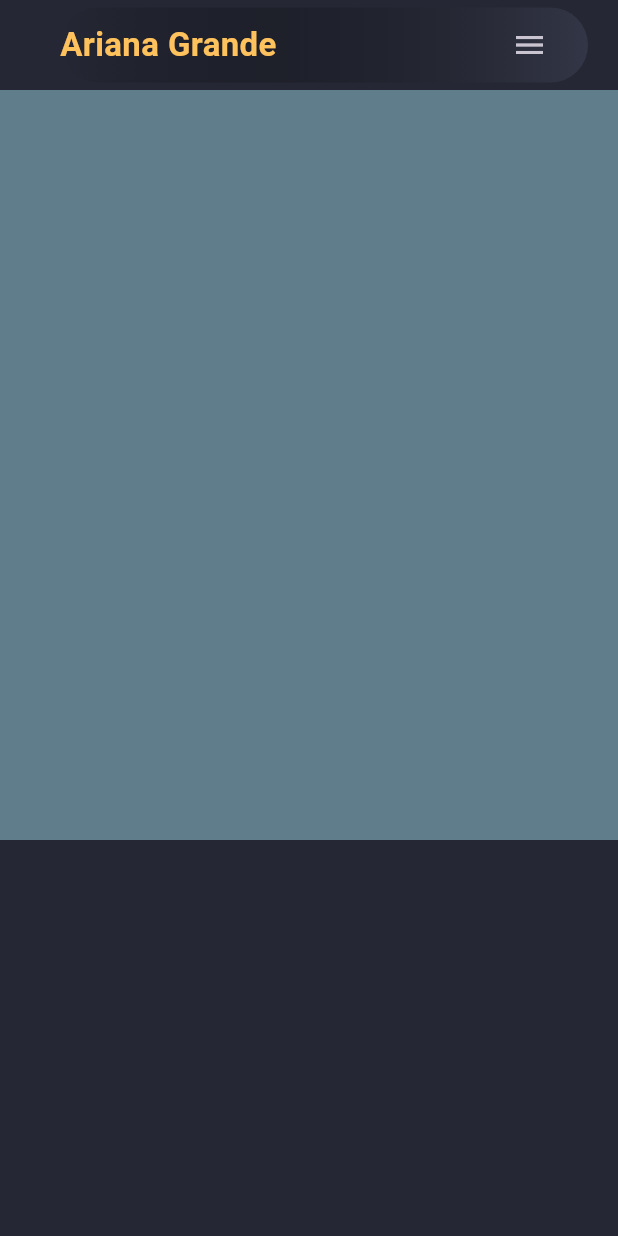
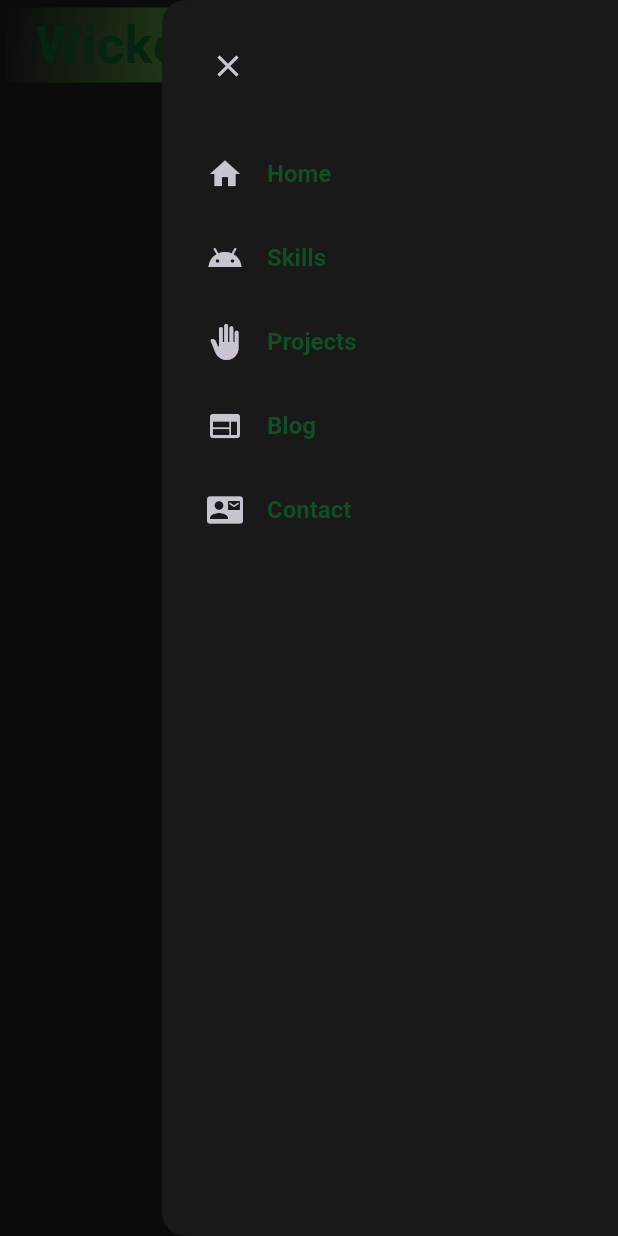
Before and after one commit to ArisEspino/My-First-Project---Flutter, a Flutter app: the screen it shows after launch, with the side drawer open (before the commit the screen has no drawer), on a phone screen of 412 x 824 dp. Run offline on Flutter 3.47's test engine with Material 3 defaults, Android fonts, the phone set to English and light mode, and no system bars.

Commit message:
Fixing bugs

```diff
--- a/lib/constant/colors.dart
+++ b/lib/constant/colors.dart
@@ -1,13 +1,10 @@
 import 'dart:ui';
 
-class CustomColor {
-  static const Color scaffoldBg = Color(0xff252734);
-  static const Color bgLight1 = Color(0xff333646);
-  static const Color bgLight2 = Color(0xff424657);
-  static const Color textFieldBg = Color(0xffC8C9CE);
-  static const Color hintDark = Color(0xff666874);
-  static const Color yellowSecondary = Color(0xffFFC25C);
-  static const Color yellowPrimary = Color(0xffFFAF29);
-  static const Color whitePrimary = Color(0xffffffff);
-  static const Color whiteSecondary = Color(0xffC8C9CE);
+class WickedColors {
+  static const Color scaffoldBg = Color(0xff191919);  // Fondo negro/gris oscuro
+  static const Color navbarGreen = Color(0xff104F24);  // Verde oscuro
+  static const Color navbarLightGreen = Color(0xff6DBF4A);  // Verde claro
+  static const Color navbarPink = Color(0xffE45BA2);  // Rosa intenso
+  static const Color textPrimary = Color(0xffFFFFFF);  // Blanco para texto
+  static const Color textAccent = Color(0xff6DBF4A);  // Verde claro para resaltar
 }
--- a/lib/constant/nav_items.dart
+++ b/lib/constant/nav_items.dart
@@ -1 +1,11 @@
+import 'package:flutter/material.dart';
+
 List<String> navTitles = ["Home", "Skills", "Projects", "Blog", "Contact"];
+
+List<IconData> navIcons = [
+  Icons.home,
+  Icons.android_outlined,
+  Icons.back_hand,
+  Icons.web,
+  Icons.quick_contacts_mail
+];
--- /dev/null
+++ b/lib/constant/size.dart
@@ -0,0 +1 @@
+const double kMinDesktopWidth = 600.0;
--- a/lib/pages/HomePage.dart
+++ b/lib/pages/HomePage.dart
@@ -1,5 +1,9 @@
 import 'package:flutter/material.dart';
 import 'package:my_flutter_web_app/constant/colors.dart';
+import 'package:my_flutter_web_app/constant/size.dart';
+import 'package:my_flutter_web_app/widgets/drawer_mobile.dart';
+import 'package:my_flutter_web_app/widgets/header_desktop.dart';
+//import 'package:my_flutter_web_app/widgets/header_desktop.dart';
 import 'package:my_flutter_web_app/widgets/header_mobile.dart';
 
 //Widgets con estado es decir regresa o hace (evento, interaccion del usuario, ect)
@@ -15,23 +19,36 @@ class HomePage extends StatefulWidget {
 //_HomePageState es el estado de homePage.
 //build(BuildContext se ejecuta para construir la UI.
 class _HomePageState extends State<HomePage> {
+  final scaffoldKey =
+      GlobalKey<ScaffoldState>(); //usamos una key para utilizar el sidebar
   @override
   Widget build(BuildContext context) {
+    return LayoutBuilder(builder: (context, constraints) {
       return Scaffold(
-        backgroundColor: CustomColor.scaffoldBg,
+          key: scaffoldKey, //Llamamos en nuestro Scaffold.
+          backgroundColor: WickedColors.scaffoldBg,
+          endDrawer: constraints.maxWidth >= kMinDesktopWidth
+              ? null
+              : const SideBarMobile(),
           //Estructura base de la pantalla.
           body: ListView(
             //Para usar mas widgets
             scrollDirection: Axis.vertical, // Indica que el scroll es vertical.
             children: [
               //Main
-            // HeaderDesktop(),
-            HeaderMobile(onLogoTap: () {}, onMenuTap: () {}),
+              if (constraints.maxWidth >= kMinDesktopWidth)
+                const HeaderDesktop()
+              else
+                HeaderMobile(
+                    onLogoTap: () {},
+                    onMenuTap: () {
+                      scaffoldKey.currentState?.openEndDrawer(); //llamamos
+                    }),
               //Skills
               Container(
                 height: 500,
                 width: double.maxFinite,
-              color: Colors.blueGrey,
+                color: WickedColors.scaffoldBg,
               ),
               //Projects
               SizedBox(
@@ -51,6 +68,7 @@ class _HomePageState extends State<HomePage> {
               )
             ],
           ));
+    });
   }
 }
 
--- a/lib/styles/styles.dart
+++ b/lib/styles/styles.dart
@@ -2,6 +2,15 @@ import 'package:flutter/material.dart';
 import 'package:my_flutter_web_app/constant/colors.dart';
 
 BoxDecoration kHederDecoration = BoxDecoration(
-    gradient: const LinearGradient(
-        colors: [Colors.transparent, CustomColor.bgLight1]),
-    borderRadius: BorderRadius.circular(100));
+  gradient: const LinearGradient(colors: [
+    WickedColors.scaffoldBg,
+    WickedColors.navbarLightGreen,
+    WickedColors.textPrimary,
+    WickedColors.navbarPink
+  ], stops: [
+    0.0,
+    0.5,
+    0.6,
+    0.8
+  ], begin: Alignment.topLeft, end: Alignment.bottomRight),
+);
--- /dev/null
+++ b/lib/widgets/drawer_mobile.dart
@@ -0,0 +1,40 @@
+import 'package:flutter/material.dart';
+import 'package:my_flutter_web_app/constant/colors.dart';
+import 'package:my_flutter_web_app/constant/nav_items.dart';
+
+class SideBarMobile extends StatelessWidget {
+  const SideBarMobile({super.key});
+
+  @override
+  Widget build(BuildContext context) {
+    return Drawer(
+      backgroundColor: WickedColors.scaffoldBg,
+      child: ListView(
+        children: [
+          Align(
+            alignment: Alignment.centerLeft,
+            child: Padding(
+              padding: const EdgeInsets.only(left: 20, top: 20, bottom: 20),
+              child: IconButton(
+                  onPressed: () {
+                    Navigator.of(context).pop(); //metodo for close sideBar
+                  },
+                  icon: const Icon(Icons.close)),
+            ),
+          ),
+          for (int i = 0; i < navIcons.length; i++)
+            ListTile(
+              contentPadding: const EdgeInsets.symmetric(horizontal: 30.0),
+              titleTextStyle: const TextStyle(
+                  color: WickedColors.navbarGreen,
+                  fontWeight: FontWeight.w600,
+                  fontSize: 16),
+              onTap: () {},
+              leading: Icon(navIcons[i]),
+              title: Text(navTitles[i]),
+            )
+        ],
+      ),
+    );
+  }
+}
--- a/lib/widgets/header_desktop.dart
+++ b/lib/widgets/header_desktop.dart
@@ -7,16 +7,16 @@ import 'package:my_flutter_web_app/widgets/site_logo.dart';
 //Widgets sin estado
 class HeaderDesktop extends StatelessWidget {
   const HeaderDesktop({super.key});
-
   @override
   Widget build(BuildContext context) {
     return Container(
       //Espaciador sin contenido.
       height: 50.0,
-      margin: const EdgeInsets.symmetric(vertical: 10.0, horizontal: 20.0),
+      margin: const EdgeInsets.symmetric(vertical: 5.0, horizontal: 5.0),
       width: double.maxFinite,
       decoration: kHederDecoration,
       child: Row(
+        //organiza los elemento en una fila.
         children: [
           SiteLogo(
             onTap: () {},
@@ -24,15 +24,17 @@ class HeaderDesktop extends StatelessWidget {
           const Spacer(),
           for (int i = 0; i < navTitles.length; i++)
             Padding(
-                padding: const EdgeInsets.only(right: 20),
+                padding: const EdgeInsets.only(
+                    right: 20), //Agrega separación entre los botones.
                 child: TextButton(
-                    onPressed: () {},
+                    onPressed:
+                        () {}, // Acción vacía (debe implementarse la navegación).
                     child: Text(
                       navTitles[i],
                       style: TextStyle(
                           fontSize: 16,
                           fontWeight: FontWeight.w500,
-                          color: CustomColor.whitePrimary),
+                          color: WickedColors.textPrimary),
                     )))
         ],
       ),
--- a/lib/widgets/header_mobile.dart
+++ b/lib/widgets/header_mobile.dart
@@ -11,7 +11,8 @@ class HeaderMobile extends StatelessWidget {
   Widget build(BuildContext context) {
     return Container(
       height: 50.0,
-      margin: const EdgeInsets.fromLTRB(40, 5, 20, 5),
+      //1. Parametro izq, 2 y 4 up and down y parametro 3, a la derecha.
+      margin: const EdgeInsets.fromLTRB(4, 5, 4, 5), // Margen personalizado
       decoration: kHederDecoration,
       child: (Row(
         children: [
--- a/lib/widgets/site_logo.dart
+++ b/lib/widgets/site_logo.dart
@@ -2,18 +2,32 @@ import 'package:flutter/material.dart';
 import 'package:my_flutter_web_app/constant/colors.dart';
 
 class SiteLogo extends StatelessWidget {
-  const SiteLogo({super.key, this.onTap});
+  const SiteLogo(
+      {super.key,
+      this.onTap}); //Callback opcional es decir se ejecutara cuando el usuario toque el logo.
   final VoidCallback? onTap;
 
   @override
   Widget build(BuildContext context) {
-    return GestureDetector(
-      onTap: () {},
-      child: const Text("Ariana Grande",
-          style: TextStyle(
-              fontSize: 22,
-              fontWeight: FontWeight.bold,
-              color: CustomColor.yellowSecondary)),
-    );
+    return Padding(
+        padding: const EdgeInsets.only(left: 20),
+        child: GestureDetector(
+          //GestureDetector toques, deslizamientos y doble toque.
+          onTap: () {}, //callback por el momento vacio.
+          child: const Text("Wicked", //child usa muchos widgets contenedores.
+              style: TextStyle(
+                  fontSize: 35,
+                  fontWeight: FontWeight.bold,
+                  color: WickedColors.navbarGreen)),
+        ));
   }
 }
+
+/*
+si un widgets solo puede contener un hijo, usa child,
+si puede contener varios hijos usa children
+
+Como sabemos isar el const?, se utiliza cuando no queremos que ese valor se cambie
+como el titulo de la pagina wicked, pero si se cambia a futuro no se usa el  const.
+
+*/
```
Also changed, not shown: 2 other files. Lines whose indentation alone changed are shown as unchanged.
